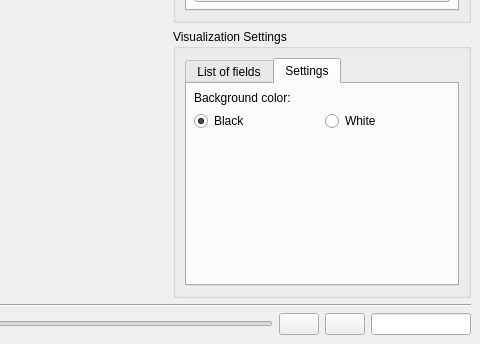
Before: the Qt Designer form VisualPIC/Views/Visualizer3Dvtk.ui in AngelFP/VisualPIC, drawn with Qt 5; both pictures show x 420 to 900 and y 256 to 600 of the 900 by 600 pixel window.
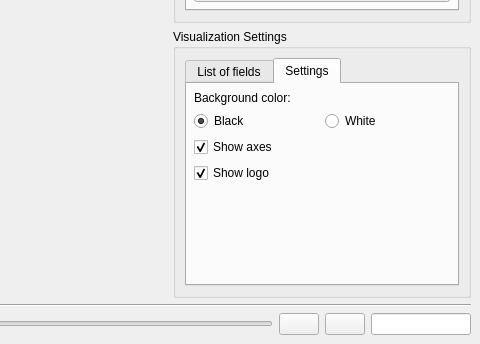
After: the same form once the commit is applied. The open tabs and pages were chosen to show the change. Icons and pictures are not drawn.

Commit message: Add 3D axes and visualpic logo. New default interaction. Fix crashing bug.

The edit to the form file:
```diff
--- a/VisualPIC/Views/Visualizer3Dvtk.ui
+++ b/VisualPIC/Views/Visualizer3Dvtk.ui
@@ -328,6 +328,26 @@
                     </item>
                    </layout>
                   </item>
+                  <item>
+                   <widget class="QCheckBox" name="axes_checkBox">
+                    <property name="text">
+                     <string>Show axes</string>
+                    </property>
+                    <property name="checked">
+                     <bool>true</bool>
+                    </property>
+                   </widget>
+                  </item>
+                  <item>
+                   <widget class="QCheckBox" name="logo_checkBox">
+                    <property name="text">
+                     <string>Show logo</string>
+                    </property>
+                    <property name="checked">
+                     <bool>true</bool>
+                    </property>
+                   </widget>
+                  </item>
                   <item>
                    <spacer name="verticalSpacer">
                     <property name="orientation">
```
The commit also changes 3 other files.
